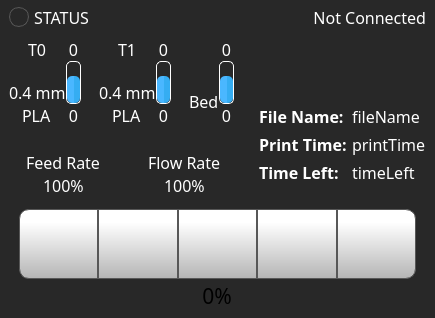
Above: octoprint_ControlCenter/ui/home_screen/home_screen.ui from FracktalWorks/ControlCenter before the change. Below: the same form after it.
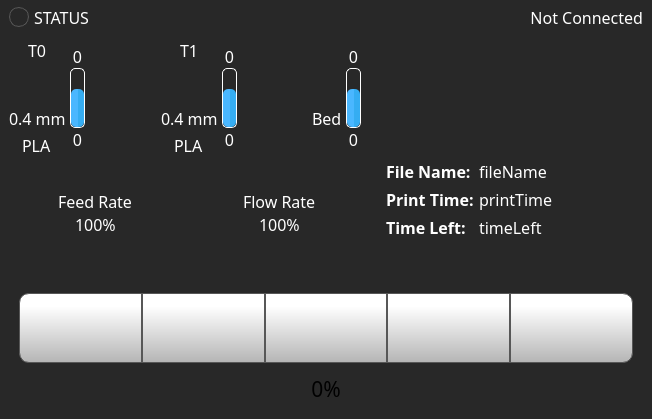
That is the form after the change. Icons and pictures are not drawn.

Commit message:
Refactor filament management UI and logic
Updated the filament management screen to remove redundant labels and display loaded material directly on the change buttons. Improved the logic for handling filament load/unload state persistence in the change filament wizard. Adjusted UI layouts for better alignment and consistency, and standardized dialog button font sizes. Also resized and realigned elements on the home screen for improved appearance.

The edit to the form file:
```diff
--- a/octoprint_ControlCenter/ui/home_screen/home_screen.ui
+++ b/octoprint_ControlCenter/ui/home_screen/home_screen.ui
@@ -6,8 +6,8 @@
    <rect>
     <x>0</x>
     <y>0</y>
-    <width>435</width>
-    <height>315</height>
+    <width>652</width>
+    <height>419</height>
    </rect>
   </property>
   <property name="windowTitle">
@@ -249,7 +249,7 @@
            <item>
             <layout class="QHBoxLayout" name="tool0Layout">
              <property name="spacing">
-              <number>0</number>
+              <number>4</number>
              </property>
              <property name="rightMargin">
               <number>10</number>
@@ -492,12 +492,12 @@
              <property name="minimumSize">
               <size>
                <width>1</width>
-               <height>20</height>
+               <height>2</height>
               </size>
              </property>
              <property name="maximumSize">
               <size>
-               <width>16777215</width>
+               <width>1</width>
                <height>60</height>
               </size>
              </property>
@@ -547,7 +547,7 @@
            <item>
             <layout class="QHBoxLayout" name="tool1Layout">
              <property name="spacing">
-              <number>0</number>
+              <number>4</number>
              </property>
              <property name="rightMargin">
               <number>10</number>
@@ -795,7 +795,7 @@
              </property>
              <property name="maximumSize">
               <size>
-               <width>16777215</width>
+               <width>1</width>
                <height>60</height>
               </size>
              </property>
@@ -845,7 +845,7 @@
            <item>
             <layout class="QHBoxLayout" name="bedLayout">
              <property name="spacing">
-              <number>0</number>
+              <number>4</number>
              </property>
              <item>
               <layout class="QVBoxLayout" name="verticalLayout_7">
@@ -1152,7 +1152,7 @@
              </property>
              <property name="maximumSize">
               <size>
-               <width>16777215</width>
+               <width>1</width>
                <height>60</height>
               </size>
              </property>
```
The commit also changes 3 other files.
